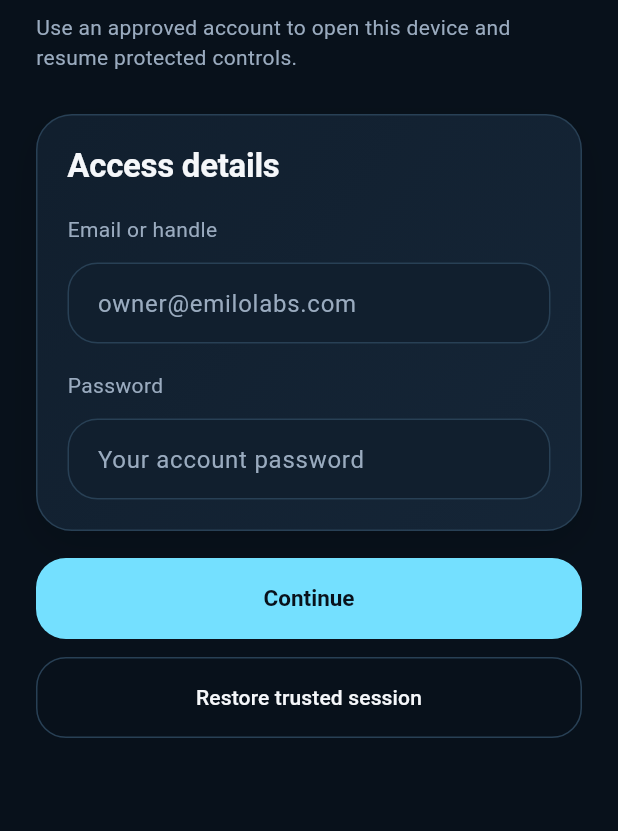
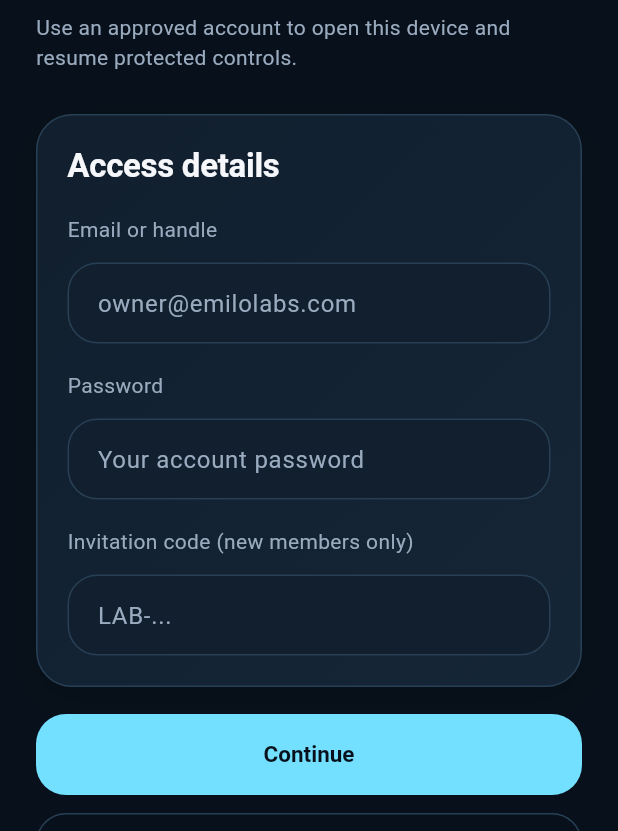
Before and after one commit to Emiloart/labguard, a Flutter app: the LoginScreen screen opened by its route, on a phone screen of 412 x 824 dp, the part 405-1236 px from its top. Run offline on Flutter 3.47's test engine with Material 3 defaults, Android fonts, the phone set to English and light mode, and no system bars; our stand-ins replace dio, flutter_riverpod, flutter_secure_storage, go_router, local_auth; accounts and stored records are empty; network calls fail.

Commit message:
Add invitation acceptance to mobile sign-in screen

```diff
--- a/apps/mobile/lib/src/features/auth/presentation/login_screen.dart
+++ b/apps/mobile/lib/src/features/auth/presentation/login_screen.dart
@@ -18,18 +18,21 @@ class LoginScreen extends ConsumerStatefulWidget {
 class _LoginScreenState extends ConsumerState<LoginScreen> {
   late final TextEditingController _identityController;
   late final TextEditingController _passwordController;
+  late final TextEditingController _inviteCodeController;
 
   @override
   void initState() {
     super.initState();
     _identityController = TextEditingController();
     _passwordController = TextEditingController();
+    _inviteCodeController = TextEditingController();
   }
 
   @override
   void dispose() {
     _identityController.dispose();
     _passwordController.dispose();
+    _inviteCodeController.dispose();
     super.dispose();
   }
 
@@ -97,6 +100,14 @@ class _LoginScreenState extends ConsumerState<LoginScreen> {
                       textInputAction: TextInputAction.done,
                       decoration: const InputDecoration(hintText: 'Your account password'),
                     ),
+                    const SizedBox(height: 18),
+                    const Text('Invitation code (new members only)'),
+                    const SizedBox(height: 12),
+                    TextField(
+                      controller: _inviteCodeController,
+                      textInputAction: TextInputAction.done,
+                      decoration: const InputDecoration(hintText: 'LAB-...'),
+                    ),
                   ],
                 ),
               ),
@@ -116,6 +127,19 @@ class _LoginScreenState extends ConsumerState<LoginScreen> {
               ),
               const SizedBox(height: 12),
               OutlinedButton(
+                onPressed: authState.isBusy || _inviteCodeController.text.trim().isEmpty
+                    ? null
+                    : () async {
+                        await ref.read(authControllerProvider.notifier).acceptInvitation(
+                          identity: _identityController.text.trim(),
+                          inviteCode: _inviteCodeController.text.trim(),
+                          password: _passwordController.text,
+                        );
+                      },
+                child: const Text('Accept invitation and create account'),
+              ),
+              const SizedBox(height: 12),
+              OutlinedButton(
                 onPressed: authState.isBusy
                     ? null
                     : () async {
```
